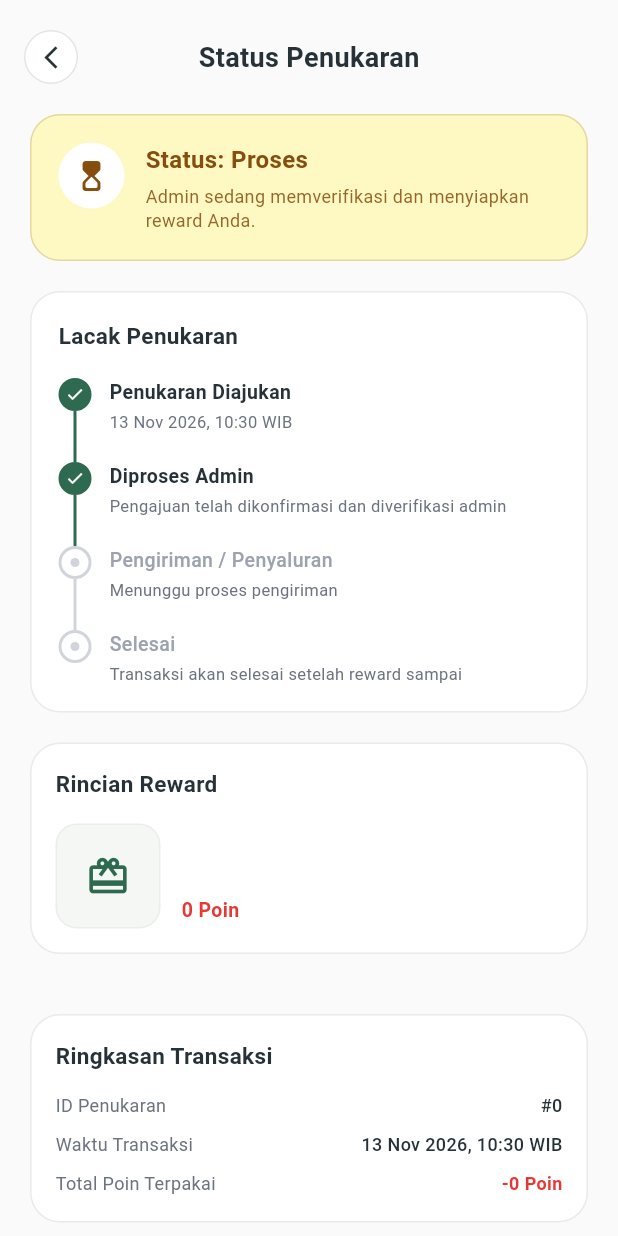
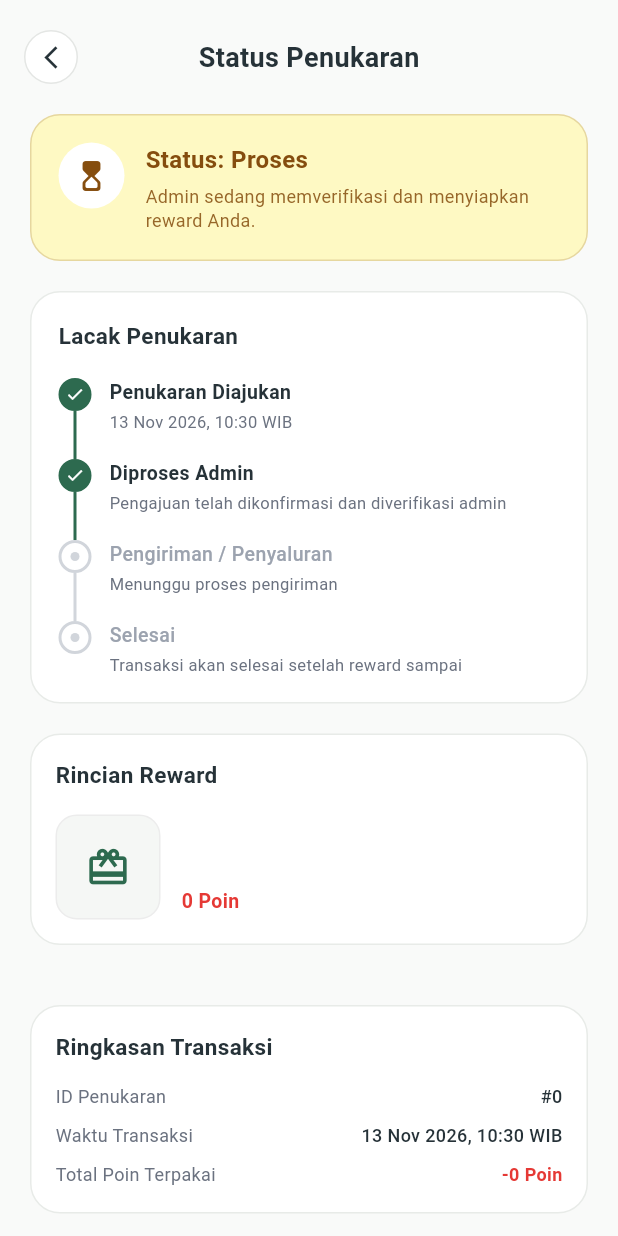
Before and after one commit to nancyyk/soto-app, a Flutter app: the RewardRedemptionDetailPage screen opened directly with empty values, on a phone screen of 412 x 824 dp. Run offline on Flutter 3.47's test engine with Material 3 defaults, Android fonts, the phone set to English and light mode, and no system bars; our stand-ins replace device_preview, dio, firebase_core, firebase_messaging, flutter_local_notifications, flutter_map and 3 more; accounts and stored records are empty.

Commit message:
fix(mobile): resolve empty screen and frozen back button on redemption detail page

```diff
--- a/mobile/lib/features/reward/pages/reward_redemption_detail_page.dart
+++ b/mobile/lib/features/reward/pages/reward_redemption_detail_page.dart
@@ -2,6 +2,7 @@ import 'package:flutter/material.dart';
 import 'package:flutter/services.dart';
 import 'package:go_router/go_router.dart';
 
+import '../../../core/router/app_router.dart';
 import '../data/reward_redemption_data.dart';
 import '../widgets/reward_image.dart';
 
@@ -22,7 +23,18 @@ class RewardRedemptionDetailPage extends StatelessWidget {
     final reward = redemption.reward;
     final status = redemption.normalizedStatus;
 
-    return Scaffold(
+    return PopScope(
+      canPop: true,
+      onPopInvokedWithResult: (didPop, result) {
+        if (!didPop) {
+          if (context.canPop()) {
+            context.pop();
+          } else {
+            context.go(AppRouter.rewardHistory);
+          }
+        }
+      },
+      child: Scaffold(
         backgroundColor: const Color(0xFFF9FAF9),
         body: SafeArea(
           child: Column(
@@ -34,7 +46,13 @@ class RewardRedemptionDetailPage extends StatelessWidget {
                   children: [
                     InkWell(
                       borderRadius: BorderRadius.circular(20),
-                    onTap: () => context.pop(),
+                      onTap: () {
+                        if (context.canPop()) {
+                          context.pop();
+                        } else {
+                          context.go(AppRouter.rewardHistory);
+                        }
+                      },
                       child: Container(
                         padding: const EdgeInsets.all(8),
                         decoration: BoxDecoration(
@@ -103,6 +121,7 @@ class RewardRedemptionDetailPage extends StatelessWidget {
               ),
             ),
           ],
+        ),
       ),
     ),
     );
@@ -673,22 +692,13 @@ class _TimelineTile extends StatelessWidget {
     const activeColor = Color(0xFF2D6A4F);
     const inactiveColor = Color(0xFFD1D5DB);
 
-    return Stack(
+    return Row(
+      crossAxisAlignment: CrossAxisAlignment.start,
       children: [
-        if (!isLast)
-          Positioned(
-            left: 10,
-            top: 22,
-            bottom: 0,
-            child: Container(
-              width: 2,
-              color: isCompleted ? activeColor : inactiveColor,
-            ),
-          ),
-        Padding(
-          padding: EdgeInsets.only(bottom: isLast ? 0 : 20),
-          child: Row(
-            crossAxisAlignment: CrossAxisAlignment.start,
+        SizedBox(
+          width: 22,
+          child: Column(
+            mainAxisSize: MainAxisSize.min,
             children: [
               Container(
                 width: 22,
@@ -711,17 +721,29 @@ class _TimelineTile extends StatelessWidget {
                       : Container(
                           width: 6,
                           height: 6,
-                          decoration: BoxDecoration(
+                          decoration: const BoxDecoration(
                             color: inactiveColor,
                             shape: BoxShape.circle,
                           ),
                         ),
                 ),
               ),
+              if (!isLast)
+                Container(
+                  width: 2,
+                  height: 32,
+                  color: isCompleted ? activeColor : inactiveColor,
+                ),
+            ],
+          ),
+        ),
         const SizedBox(width: 12),
         Expanded(
+          child: Padding(
+            padding: EdgeInsets.only(bottom: isLast ? 0 : 16),
             child: Column(
               crossAxisAlignment: CrossAxisAlignment.start,
+              mainAxisSize: MainAxisSize.min,
               children: [
                 Text(
                   title,
@@ -746,8 +768,6 @@ class _TimelineTile extends StatelessWidget {
                 ),
               ],
             ),
-              ),
-            ],
           ),
         ),
       ],
```
Lines whose indentation alone changed are shown as unchanged.
